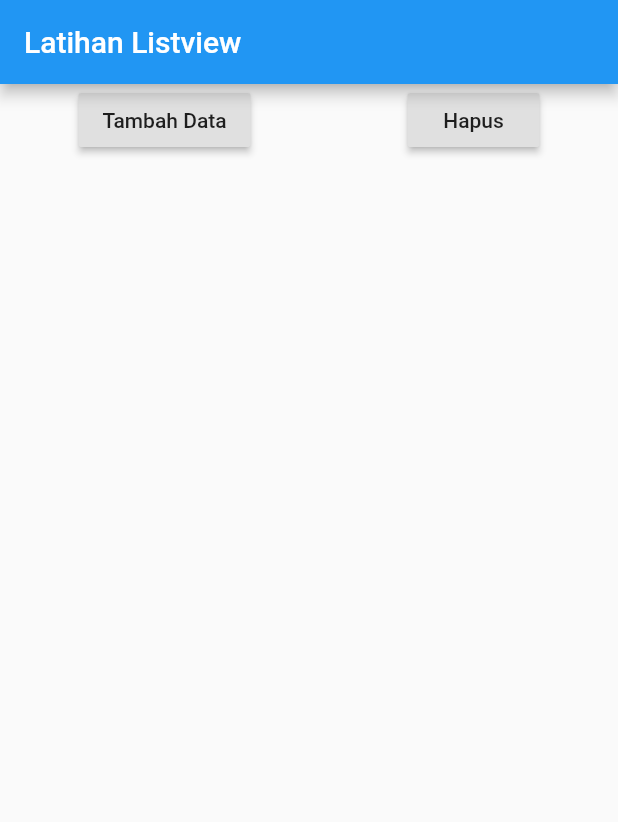
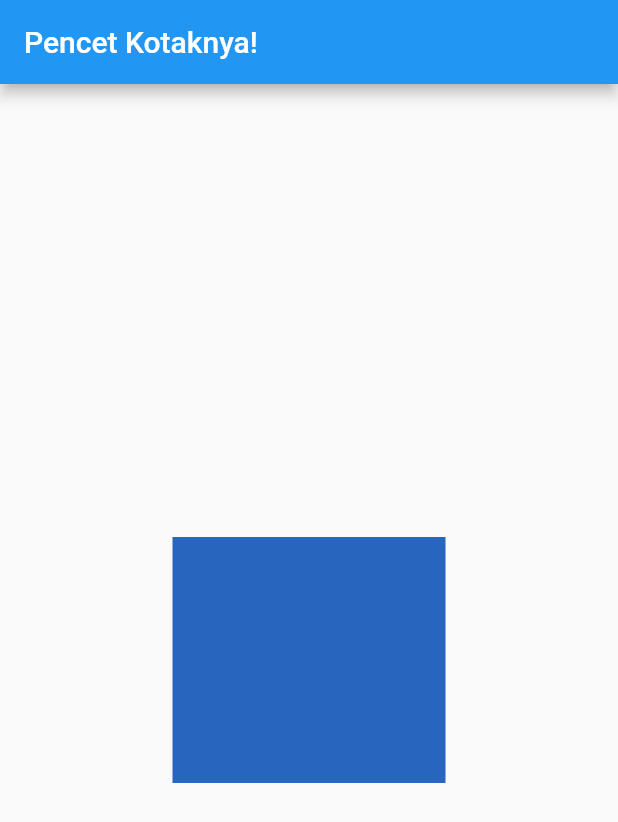
Before and after one commit to mindatama/GIT, a Flutter app: the screen it shows after launch, on a phone screen of 412 x 824 dp. Shown: the top 822 px of the screen. Run offline on Flutter 3.47's test engine with Material 2 defaults, Android fonts, the light colour scheme and no system bars.

Commit message:
hello_world_flutter ganti contoh gesture detector & animated container

```diff
--- a/hello_world_flutter/lib/main.dart
+++ b/hello_world_flutter/lib/main.dart
@@ -1,5 +1,4 @@
-import 'dart:developer';
-import 'dart:ui';
+import 'dart:math';
 
 import 'package:flutter/material.dart';
 
@@ -13,47 +12,29 @@ class Myapp extends StatefulWidget {
 }
 
 class _MyappState extends State<Myapp> {
-  List<Widget> widgets = [];
-  int counter = 30;
+  Random ra = Random();
 
   @override
   Widget build(BuildContext context) {
     return MaterialApp(
       home: Scaffold(
         appBar: AppBar(
-          title: Text("Latihan Listview"),
+          title: Text("Pencet Kotaknya!"),
         ),
-        body: ListView(children: <Widget>[
-          Row(
-            mainAxisAlignment: MainAxisAlignment.spaceAround,
-            children: <Widget>[
-              RaisedButton(
-                child: Text('Tambah Data'),
-                onPressed: () {
-                  setState(() {
-                    widgets.add(Text(
-                      "data ke-" + counter.toString(),
-                      style: TextStyle(fontSize: 20),
-                    ));
-                    counter++;
-                  });
-                },
-              ),
-              RaisedButton(
-                  child: Text("Hapus"),
-                  onPressed: () {
-                    setState(() {
-                      widgets.removeLast();
-                      counter--;
-                    });
-                  })
-            ],
+        body: Center(
+          child: GestureDetector(
+            onTap: () {
+              setState(() {});
+            },
+            child: AnimatedContainer(
+              color: Color.fromARGB(
+                  255, ra.nextInt(255), ra.nextInt(256), ra.nextInt(256)),
+              duration: Duration(seconds: 1),
+              width: 50.0 + ra.nextInt(201),
+              height: 50.0 + ra.nextInt(201),
+            ),
           ),
-          Column(
-            crossAxisAlignment: CrossAxisAlignment.start,
-            children: widgets,
-          )
-        ]),
+        ),
       ),
     );
   }
```
